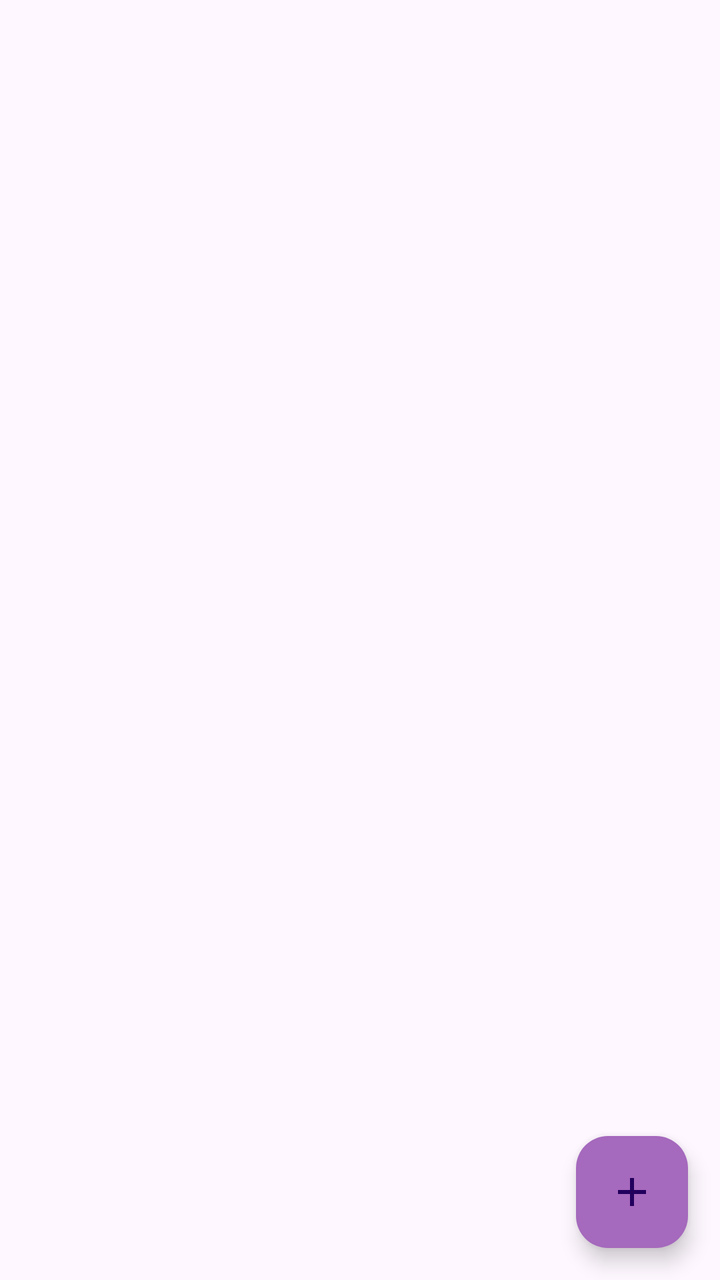
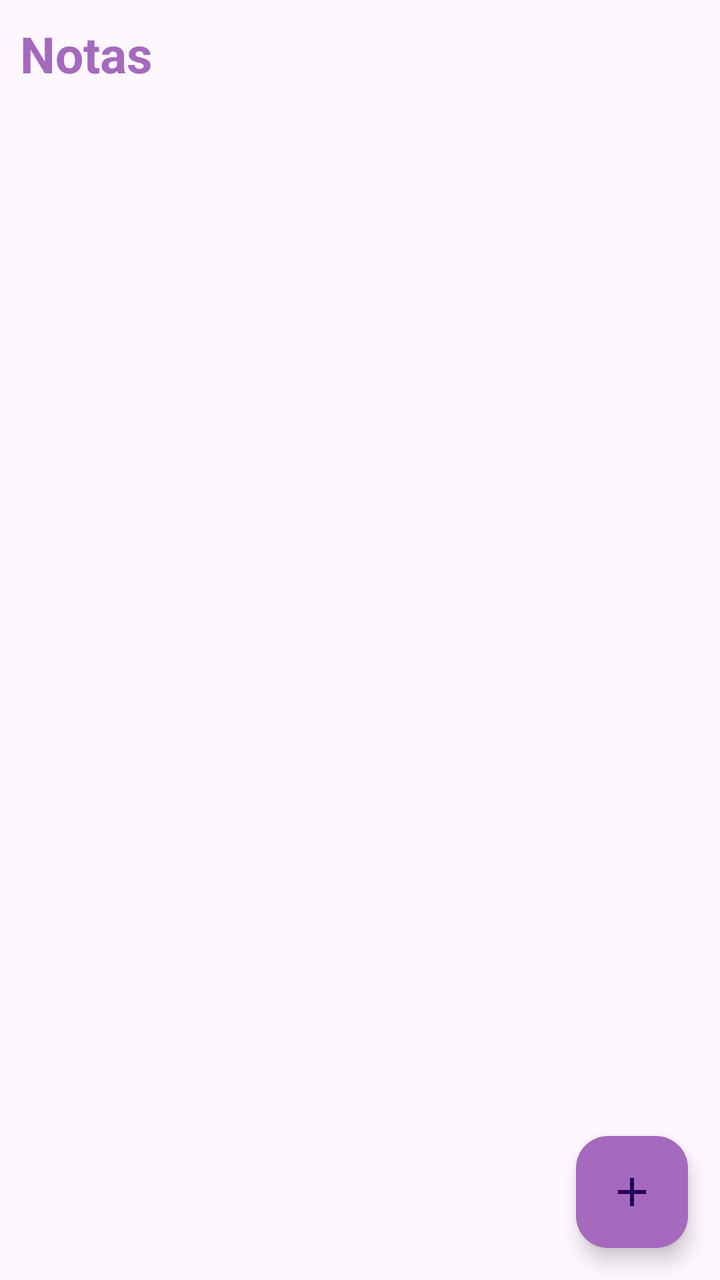

Before-and-after screenshots of an Android layout around one commit, followed by the original layout XML and the change that was made.
<!-- AndroidManifest.xml: application theme Theme.Notas_Isaac -->
<!-- res/layout/activity_main.xml -->
<?xml version="1.0" encoding="utf-8"?>
<androidx.constraintlayout.widget.ConstraintLayout xmlns:android="http://schemas.android.com/apk/res/android"
    xmlns:app="http://schemas.android.com/apk/res-auto"
    xmlns:tools="http://schemas.android.com/tools"
    android:id="@+id/main"
    android:layout_width="match_parent"
    android:layout_height="match_parent"
    tools:context=".MainActivity">

    <com.google.android.material.floatingactionbutton.FloatingActionButton
        android:id="@+id/fab_add_note"
        android:layout_width="wrap_content"
        android:layout_height="wrap_content"
        android:layout_marginEnd="16dp"
        android:layout_marginBottom="16dp"
        android:layout_marginStart="15dp"
        android:layout_marginTop="15dp"
        android:src="@drawable/ic_agregar_nota"
        android:backgroundTint="@color/morado"
        android:tint="@color/white"
        app:layout_constraintBottom_toBottomOf="parent"
        app:layout_constraintEnd_toEndOf="parent" />

</androidx.constraintlayout.widget.ConstraintLayout>
<!-- resources referenced by this layout -->
<resources>
  <color name="morado">#A569BD</color>
  <color name="white">#FFFFFFFF</color>
  <!-- drawable ic_agregar_nota (drawable) -->
  <vector xmlns:android="http://schemas.android.com/apk/res/android" android:height="24dp" android:tint="#000000" android:viewportHeight="24" android:viewportWidth="24" android:width="24dp">
        
      <path android:fillColor="@android:color/white" android:pathData="M19,13h-6v6h-2v-6H5v-2h6V5h2v6h6v2z"/>
      
  </vector>
  <style name="Theme.Notas_Isaac" parent="Base.Theme.Notas_Isaac" />
  <style name="Base.Theme.Notas_Isaac" parent="Theme.Material3.DayNight.NoActionBar">
          
          <item name="colorPrimary">@color/morado</item>
          
      </style>
</resources>

<!-- the commit's change to res/layout/activity_main.xml (unified diff, before → after) -->
@@ -6,6 +6,28 @@
     android:layout_width="match_parent"
     android:layout_height="match_parent"
     tools:context=".MainActivity">
+
+    <TextView
+        android:id="@+id/txtNotas"
+        android:text="@string/txtNotas"
+        android:layout_marginTop="15dp"
+        android:layout_marginStart="15dp"
+        android:textColor="@color/morado"
+        android:textSize="25dp"
+        android:textStyle="bold"
+        android:padding="10dp"
+        android:layout_alignParentTop="true"
+        android:layout_width="wrap_content"
+        android:layout_height="wrap_content"
+        tools:ignore="MissingConstraints" />
+
+    <androidx.recyclerview.widget.RecyclerView
+        android:id="@+id/notasRv"
+        android:layout_width="match_parent"
+        android:layout_height="match_parent"
+        tools:listitem="@layout/item_nota"
+        android:layout_below="@id/txtNotas"
+        android:padding="15dp"/>
 
     <com.google.android.material.floatingactionbutton.FloatingActionButton
         android:id="@+id/fab_add_note"
@@ -22,3 +44,46 @@
         app:layout_constraintEnd_toEndOf="parent" />
 
 </androidx.constraintlayout.widget.ConstraintLayout>
+<!-- res/layout/item_nota.xml (included above) -->
+<?xml version="1.0" encoding="utf-8"?>
+<com.google.android.material.card.MaterialCardView xmlns:android="http://schemas.android.com/apk/res/android"
+    android:layout_width="match_parent"
+    android:layout_height="match_parent"
+    xmlns:app="http://schemas.android.com/apk/res-auto"
+    app:cardCornerRadius="8dp"
+    app:cardElevation="4dp"
+    app:cardUseCompatPadding="true">
+
+    <androidx.appcompat.widget.LinearLayoutCompat
+        android:layout_width="match_parent"
+        android:layout_height="wrap_content"
+        android:orientation="vertical"
+        android:padding="15dp">
+
+
+        <RelativeLayout
+            android:layout_width="match_parent"
+            android:layout_height="wrap_content"
+            android:orientation="horizontal"
+            android:layout_marginTop="10dp">
+
+            <TextView
+                android:id="@+id/item_titulo"
+                android:textColor="@color/morado"
+                android:textStyle="bold"
+                android:text="@string/item_titulo"
+                android:layout_width="wrap_content"
+                android:layout_height="wrap_content"/>
+        </RelativeLayout>
+
+        <TextView
+            android:id="@+id/item_descripcion"
+            android:text="@string/item_descripcion"
+            android:maxLines="3"
+            android:layout_marginTop="5dp"
+            android:layout_width="wrap_content"
+            android:layout_height="wrap_content"/>
+
+    </androidx.appcompat.widget.LinearLayoutCompat>
+
+</com.google.android.material.card.MaterialCardView>
<!-- resource entries referenced after the edit -->
@@ -8,6 +8,9 @@
       <path android:fillColor="@android:color/white" android:pathData="M19,13h-6v6h-2v-6H5v-2h6V5h2v6h6v2z"/>
       
   </vector>
+  <string name="item_descripcion">Descripción</string>
+  <string name="item_titulo">Título</string>
+  <string name="txtNotas">Notas</string>
   <style name="Theme.Notas_Isaac" parent="Base.Theme.Notas_Isaac" />
   <style name="Base.Theme.Notas_Isaac" parent="Theme.Material3.DayNight.NoActionBar">
           
